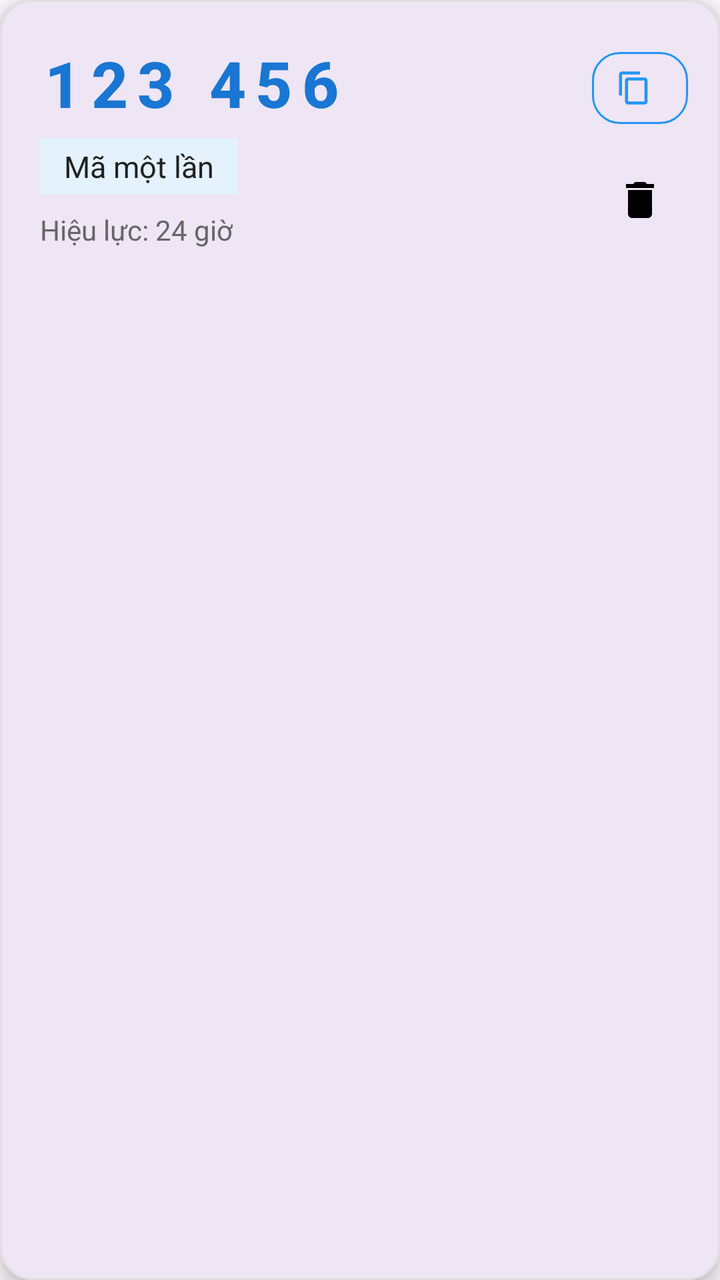
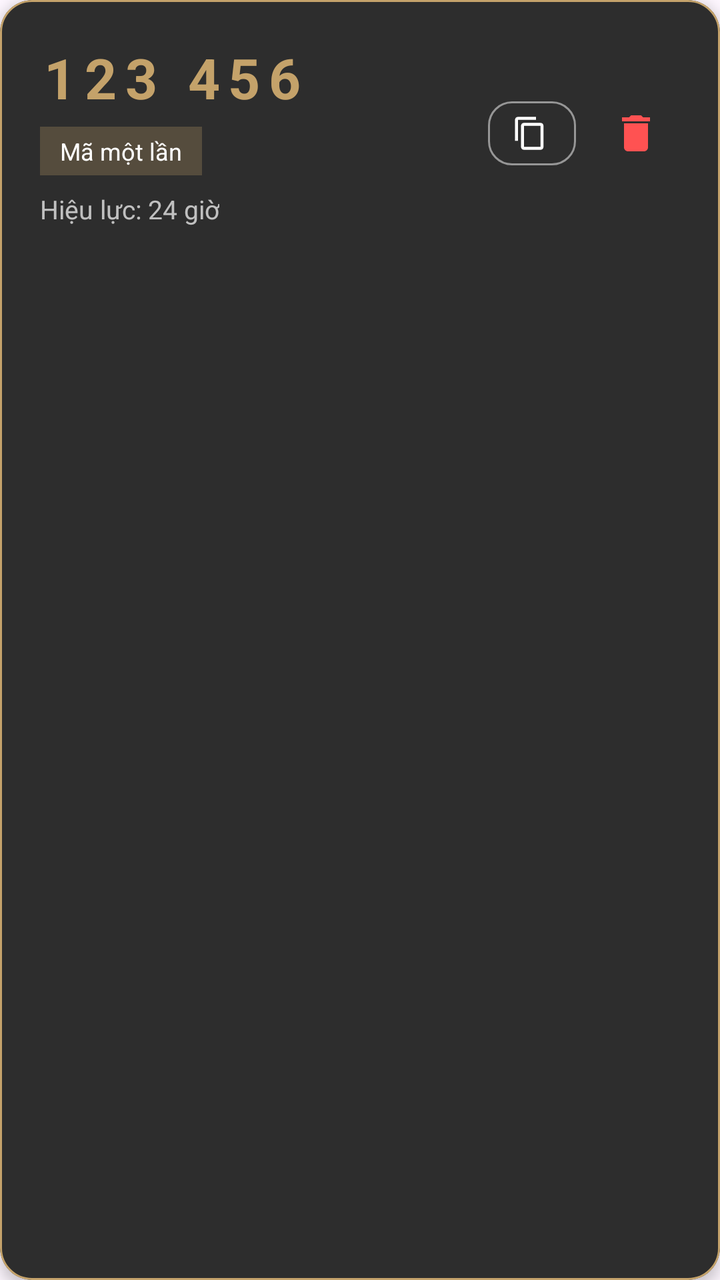

The first picture is an Android layout as it rendered before a commit; the second is the same layout after the commit. The layout source and the unified diff follow.
<!-- AndroidManifest.xml: application theme Theme.SmartLock -->
<!-- res/layout/item_ekey.xml -->
<?xml version="1.0" encoding="utf-8"?>
<com.google.android.material.card.MaterialCardView xmlns:android="http://schemas.android.com/apk/res/android"
    xmlns:app="http://schemas.android.com/apk/res-auto"
    android:layout_width="match_parent"
    android:layout_height="wrap_content"
    android:layout_marginStart="16dp"
    android:layout_marginEnd="16dp"
    android:layout_marginTop="8dp"
    android:layout_marginBottom="8dp"
    app:cardCornerRadius="16dp"
    app:cardElevation="6dp"
    app:strokeColor="#E0E0E0"
    app:strokeWidth="1dp">

    <LinearLayout
        android:layout_width="match_parent"
        android:layout_height="wrap_content"
        android:orientation="horizontal"
        android:paddingStart="20dp"
        android:paddingTop="20dp"
        android:paddingEnd="16dp"
        android:paddingBottom="20dp"
        android:gravity="center_vertical">

        
        <LinearLayout
            android:layout_width="0dp"
            android:layout_height="wrap_content"
            android:layout_weight="1"
            android:orientation="vertical">

            <TextView
                android:id="@+id/tvCode"
                android:layout_width="wrap_content"
                android:layout_height="wrap_content"
                android:text="123 456"
                android:textSize="32sp"
                android:textStyle="bold"
                android:letterSpacing="0.15"
                android:textColor="#1976D2"
                android:fontFamily="sans-serif-medium"/>

            <TextView
                android:id="@+id/tvType"
                android:layout_width="wrap_content"
                android:layout_height="wrap_content"
                android:layout_marginTop="6dp"
                android:text="Mã một lần"
                android:textSize="15sp"
                android:textColor="#212121"
                android:background="#E3F2FD"
                android:paddingStart="12dp"
                android:paddingEnd="12dp"
                android:paddingTop="4dp"
                android:paddingBottom="4dp"
                android:layout_gravity="start"
                app:cornerRadius="12dp"/>

            <TextView
                android:id="@+id/tvValidity"
                android:layout_width="wrap_content"
                android:layout_height="wrap_content"
                android:layout_marginTop="8dp"
                android:text="Hiệu lực: 24 giờ"
                android:textSize="14sp"
                android:textColor="#666666"/>
        </LinearLayout>

        <LinearLayout
            android:layout_width="wrap_content"
            android:layout_height="wrap_content"
            android:orientation="vertical"
            android:gravity="center">

            <com.google.android.material.button.MaterialButton
                android:id="@+id/btnCopy"
                style="@style/Widget.MaterialComponents.Button.OutlinedButton.Icon"
                android:layout_width="48dp"
                android:layout_height="48dp"
                android:layout_marginBottom="8dp"
                app:icon="@drawable/ic_content_copy"
                app:iconTint="#2196F3"
                app:strokeColor="#2196F3"
                app:cornerRadius="14dp"/>

            <ImageButton
                android:id="@+id/btnDelete"
                android:layout_width="48dp"
                android:layout_height="48dp"
                android:background="?attr/selectableItemBackgroundBorderless"
                android:src="@drawable/ic_delete_24" />
        </LinearLayout>
    </LinearLayout>
</com.google.android.material.card.MaterialCardView>
<!-- resources referenced by this layout -->
<resources>
  <!-- drawable ic_content_copy (drawable) -->
  <vector xmlns:android="http://schemas.android.com/apk/res/android" android:height="24dp" android:tint="#000000" android:viewportHeight="24" android:viewportWidth="24" android:width="24dp">
        
      <path android:fillColor="@android:color/white" android:pathData="M16,1L4,1c-1.1,0 -2,0.9 -2,2v14h2L4,3h12L16,1zM19,5L8,5c-1.1,0 -2,0.9 -2,2v14c0,1.1 0.9,2 2,2h11c1.1,0 2,-0.9 2,-2L21,7c0,-1.1 -0.9,-2 -2,-2zM19,21L8,21L8,7h11v14z"/>
      
  </vector>
  <!-- drawable ic_delete_24 (drawable) -->
  <vector xmlns:android="http://schemas.android.com/apk/res/android" android:height="24dp" android:tint="#000000" android:viewportHeight="24" android:viewportWidth="24" android:width="24dp">
        
      <path android:fillColor="@android:color/white" android:pathData="M6,19c0,1.1 0.9,2 2,2h8c1.1,0 2,-0.9 2,-2V7H6v12zM19,4h-3.5l-1,-1h-5l-1,1H5v2h14V4z"/>
      
  </vector>
  <style name="Theme.SmartLock" parent="Base.Theme.SmartLock" />
  <style name="Base.Theme.SmartLock" parent="Theme.Material3.DayNight.NoActionBar">
          
          
      </style>
</resources>

<!-- the commit's change to res/layout/item_ekey.xml (unified diff, before → after) -->
@@ -8,21 +8,18 @@
     android:layout_marginTop="8dp"
     android:layout_marginBottom="8dp"
     app:cardCornerRadius="16dp"
-    app:cardElevation="6dp"
-    app:strokeColor="#E0E0E0"
+    app:cardElevation="4dp"
+    app:cardBackgroundColor="#2D2D2D"
+    app:strokeColor="#C4A26A"
     app:strokeWidth="1dp">
 
     <LinearLayout
         android:layout_width="match_parent"
         android:layout_height="wrap_content"
         android:orientation="horizontal"
-        android:paddingStart="20dp"
-        android:paddingTop="20dp"
-        android:paddingEnd="16dp"
-        android:paddingBottom="20dp"
+        android:padding="20dp"
         android:gravity="center_vertical">
 
-        
         <LinearLayout
             android:layout_width="0dp"
             android:layout_height="wrap_content"
@@ -34,11 +31,10 @@
                 android:layout_width="wrap_content"
                 android:layout_height="wrap_content"
                 android:text="123 456"
-                android:textSize="32sp"
+                android:textSize="28sp"
                 android:textStyle="bold"
                 android:letterSpacing="0.15"
-                android:textColor="#1976D2"
-                android:fontFamily="sans-serif-medium"/>
+                android:textColor="#C4A26A" />
 
             <TextView
                 android:id="@+id/tvType"
@@ -46,15 +42,11 @@
                 android:layout_height="wrap_content"
                 android:layout_marginTop="6dp"
                 android:text="Mã một lần"
-                android:textSize="15sp"
-                android:textColor="#212121"
-                android:background="#E3F2FD"
-                android:paddingStart="12dp"
-                android:paddingEnd="12dp"
-                android:paddingTop="4dp"
-                android:paddingBottom="4dp"
-                android:layout_gravity="start"
-                app:cornerRadius="12dp"/>
+                android:textSize="12sp"
+                android:textColor="#FFFFFF"
+                android:background="#44C4A26A"
+                android:paddingHorizontal="10dp"
+                android:paddingVertical="4dp" />
 
             <TextView
                 android:id="@+id/tvValidity"
@@ -62,33 +54,34 @@
                 android:layout_height="wrap_content"
                 android:layout_marginTop="8dp"
                 android:text="Hiệu lực: 24 giờ"
-                android:textSize="14sp"
-                android:textColor="#666666"/>
+                android:textSize="13sp"
+                android:textColor="#B3FFFFFF"/>
         </LinearLayout>
 
         <LinearLayout
             android:layout_width="wrap_content"
             android:layout_height="wrap_content"
-            android:orientation="vertical"
+            android:orientation="horizontal"
             android:gravity="center">
 
             <com.google.android.material.button.MaterialButton
                 android:id="@+id/btnCopy"
                 style="@style/Widget.MaterialComponents.Button.OutlinedButton.Icon"
-                android:layout_width="48dp"
-                android:layout_height="48dp"
-                android:layout_marginBottom="8dp"
+                android:layout_width="44dp"
+                android:layout_height="44dp"
+                android:layout_marginEnd="8dp"
                 app:icon="@drawable/ic_content_copy"
-                app:iconTint="#2196F3"
-                app:strokeColor="#2196F3"
-                app:cornerRadius="14dp"/>
+                app:iconTint="#FFFFFF"
+                app:strokeColor="#80FFFFFF"
+                app:cornerRadius="12dp" />
 
             <ImageButton
                 android:id="@+id/btnDelete"
-                android:layout_width="48dp"
-                android:layout_height="48dp"
+                android:layout_width="44dp"
+                android:layout_height="44dp"
                 android:background="?attr/selectableItemBackgroundBorderless"
-                android:src="@drawable/ic_delete_24" />
+                android:src="@drawable/ic_delete_24"
+                app:tint="#FF5252" />
         </LinearLayout>
     </LinearLayout>
 </com.google.android.material.card.MaterialCardView>
